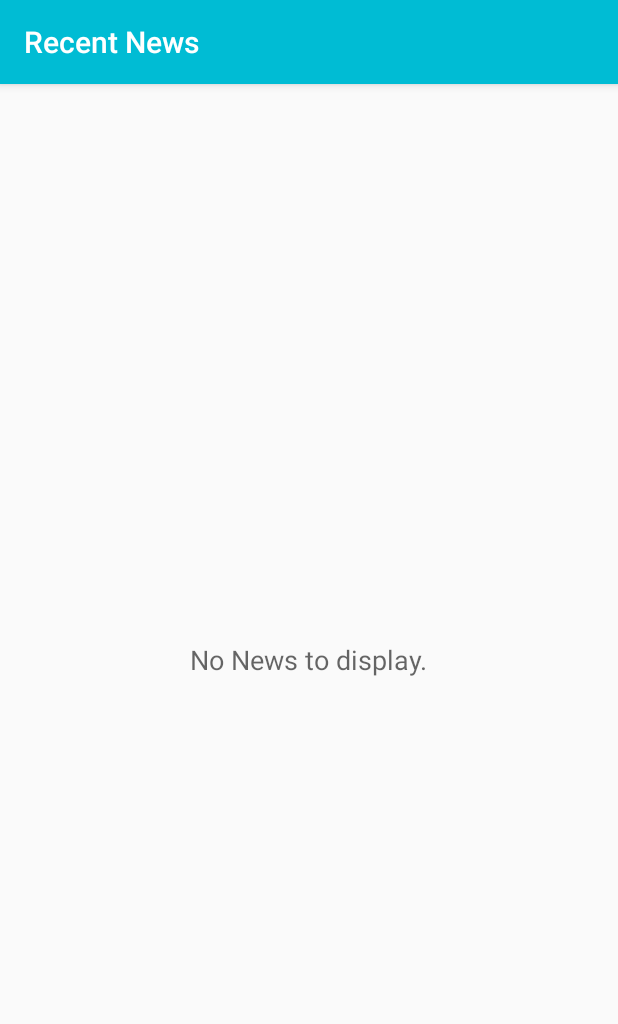
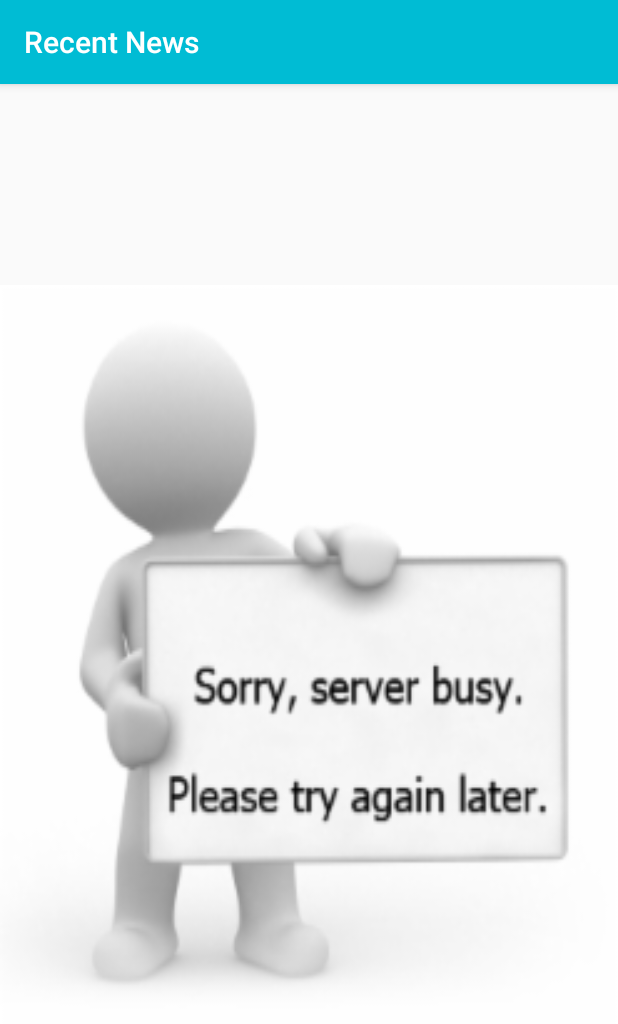
Before and after one commit to hamiltonfvi/News, an Android app: the screen it shows after launch (NewsActivity), on a phone screen of 412 x 824 dp. Shown: the top 1024 px of the screen. Run offline under Robolectric (Android 15) with nearby library versions, the phone set to English and light mode, and no system bars; our stand-ins replace Picasso; pictures from the network do not load.

Commit message:
added few images for when there is not Internet Connection or the form didnt retrieve any info from the website.

```diff
--- a/app/src/main/java/com/example/android/news/News.java
+++ b/app/src/main/java/com/example/android/news/News.java
@@ -36,7 +36,7 @@ public class News {
 
     /**
      * @param title           is the title of the news
-     * @param sectionName        is the category of the news
+     * @param sectionName     is the category of the news
      * @param publicationDate is the publication date of the news
      * @param authorName      is the author of the news
      * @param imageNews       is the image of the news
--- a/app/src/main/java/com/example/android/news/NewsActivity.java
+++ b/app/src/main/java/com/example/android/news/NewsActivity.java
@@ -10,8 +10,8 @@ import android.os.Bundle;
 import android.support.v7.app.AppCompatActivity;
 import android.view.View;
 import android.widget.AdapterView;
+import android.widget.ImageView;
 import android.widget.ListView;
-import android.widget.TextView;
 
 import java.util.ArrayList;
 import java.util.List;
@@ -38,9 +38,9 @@ public class NewsActivity extends AppCompatActivity implements LoaderManager.Loa
     private NewsAdapter mAdapter;
 
     /**
-     * TextView that is displayed when the list is empty
+     * Image that is displayed when the list is empty or there is not internet connection
      */
-    private TextView mEmptyStateTextView;
+    private ImageView mEmptyStateTextView;
 
     @Override
     protected void onCreate(Bundle savedInstanceState) {
@@ -103,7 +103,7 @@ public class NewsActivity extends AppCompatActivity implements LoaderManager.Loa
             View loadingIndicator = findViewById(R.id.loading_spinner);
             loadingIndicator.setVisibility(View.GONE);
 
-            mEmptyStateTextView.setText(R.string.no_internet_connection);
+            mEmptyStateTextView.setImageResource(R.drawable.no_internet_connection);
         }
     }
 
@@ -121,7 +121,7 @@ public class NewsActivity extends AppCompatActivity implements LoaderManager.Loa
         loadingIndicator.setVisibility(View.GONE);
 
         // Set empty state text to display "No News Found."
-        mEmptyStateTextView.setText(R.string.no_news);
+        mEmptyStateTextView.setImageResource(R.drawable.error_image);
 
         // Clear the adapter of previous news data
         mAdapter.clear();
--- a/app/src/main/java/com/example/android/news/NewsAdapter.java
+++ b/app/src/main/java/com/example/android/news/NewsAdapter.java
@@ -57,7 +57,7 @@ public class NewsAdapter extends ArrayAdapter<News> {
         // Find the TextView with the view ID for the Author
         TextView authorView = listItemView.findViewById(R.id.author_view);
         // Get the version name from the current object
-        if (currentNews.getAuthorName() != "") {
+        if (currentNews.getAuthorName() != null) {
             authorView.setText(currentNews.getAuthorName());
 
             //Set author name view as visible
--- a/app/src/main/java/com/example/android/news/NewsLoader.java
+++ b/app/src/main/java/com/example/android/news/NewsLoader.java
@@ -35,7 +35,7 @@ public class NewsLoader extends AsyncTaskLoader<List<News>> {
      */
     @Override
     public List<News> loadInBackground() {
-        if (mUrl == null){
+        if (mUrl == null) {
             return null;
         }
 
--- a/app/src/main/java/com/example/android/news/QueryUtils.java
+++ b/app/src/main/java/com/example/android/news/QueryUtils.java
@@ -188,7 +188,7 @@ public final class QueryUtils {
 
                     //Author Complete name
                     authorCompleteName = StringUtils.capitalize(authorFirstName.toLowerCase().trim()) + " " + StringUtils.capitalize(authorLastName.toLowerCase().trim());
-                    if (authorFirstName.trim() != "" || authorLastName.trim() != "") {
+                    if (authorFirstName.trim() != null || authorLastName.trim() != null) {
                         authorCompleteName = ("Author: ").concat(authorCompleteName);
                     } else {
                         authorCompleteName = "";
@@ -214,7 +214,7 @@ public final class QueryUtils {
 
                 // Extract the value for the key called "fields" -> "thumbnail"
                 String image = currentNews.getJSONObject("fields").getString("thumbnail");
-                if (image == "") {
+                if (image == null) {
                     image = "http://via.placeholder.com/500x500";
                 }
 
--- a/app/src/main/res/layout/activity_news.xml
+++ b/app/src/main/res/layout/activity_news.xml
@@ -11,10 +11,12 @@
         android:orientation="vertical" />
 
     <!-- Empty view is only visible when the list has no items. -->
-    <TextView
+    <ImageView
+        android:contentDescription="@string/error_image"
         android:id="@+id/empty_view"
-        android:layout_width="wrap_content"
-        android:layout_height="wrap_content"
+        android:layout_width="@dimen/error_image_size"
+        android:layout_height="@dimen/error_image_size"
+        android:scaleType="fitXY"
         android:layout_centerInParent="true"
         android:textAppearance="?android:textAppearanceMedium" />
 
--- a/app/src/main/res/values/dimens.xml
+++ b/app/src/main/res/values/dimens.xml
@@ -6,6 +6,6 @@
     <dimen name="dimen_14dp">14dp</dimen>
     <dimen name="dimen_20dp">20dp</dimen>
     <dimen name="title_size">20sp</dimen>
-    <dimen name="font_small">13sp</dimen>
-    <dimen name="small_font">12sp</dimen>
+    <dimen name="font_small">12sp</dimen>
+    <dimen name="error_image_size">500dp</dimen>
 </resources>
--- a/app/src/main/res/values/strings.xml
+++ b/app/src/main/res/values/strings.xml
@@ -6,5 +6,6 @@
     <string name="no_internet_connection">No internet connection.</string>
     <string name="recent_news">Recent News</string>
     <string name="thumbnail_image">A Thumbnail of the image of the news</string>
+    <string name="error_image">A image that shows up whether there is an error in the app</string>
     <string name="publication_date">Publication Date: </string>
 </resources>
```
Also changed, not shown: app/src/main/res/drawable-hdpi/error_image.png (added), app/src/main/res/drawable-hdpi/no_internet_connection.png (added), app/src/main/res/drawable-mdpi/error_image.png (added), app/src/main/res/drawable-mdpi/no_internet_connection.png (added), app/src/main/res/drawable-xhdpi/error_image.png (added), app/src/main/res/drawable-xhdpi/no_internet_connection.png (added), app/src/main/res/drawable-xxhdpi/error_image.png (added), app/src/main/res/drawable-xxhdpi/no_internet_connection.png (added), app/src/main/res/drawable-xxxhdpi/error_image.png (added), app/src/main/res/drawable-xxxhdpi/no_internet_connection.png (added).
